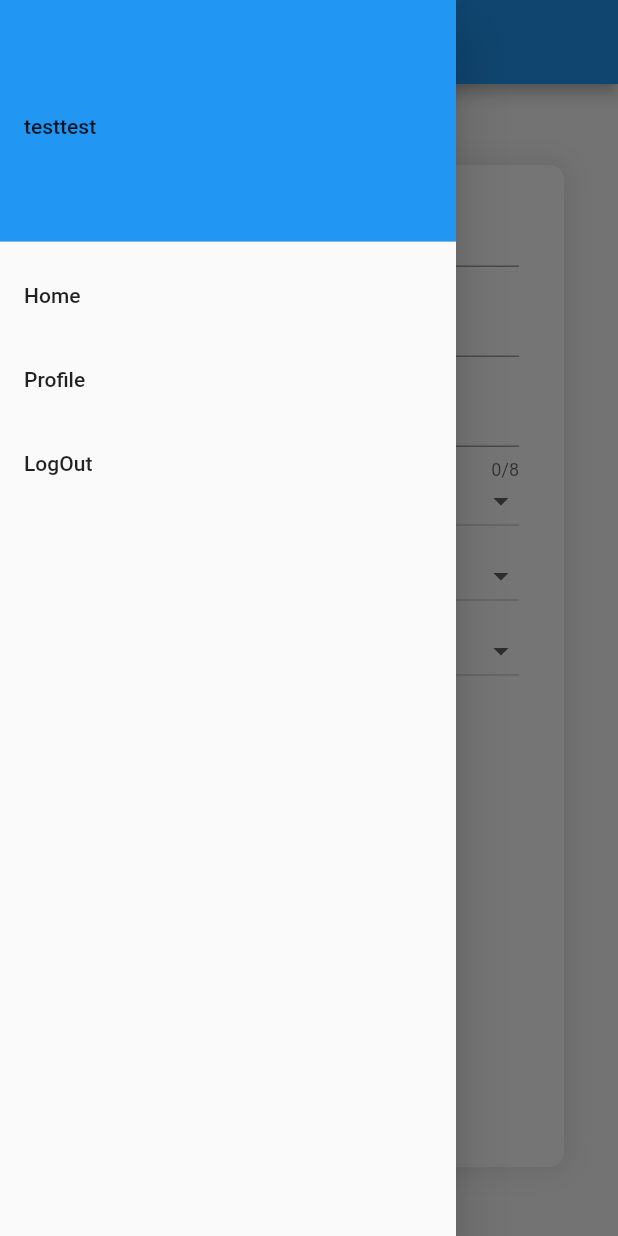
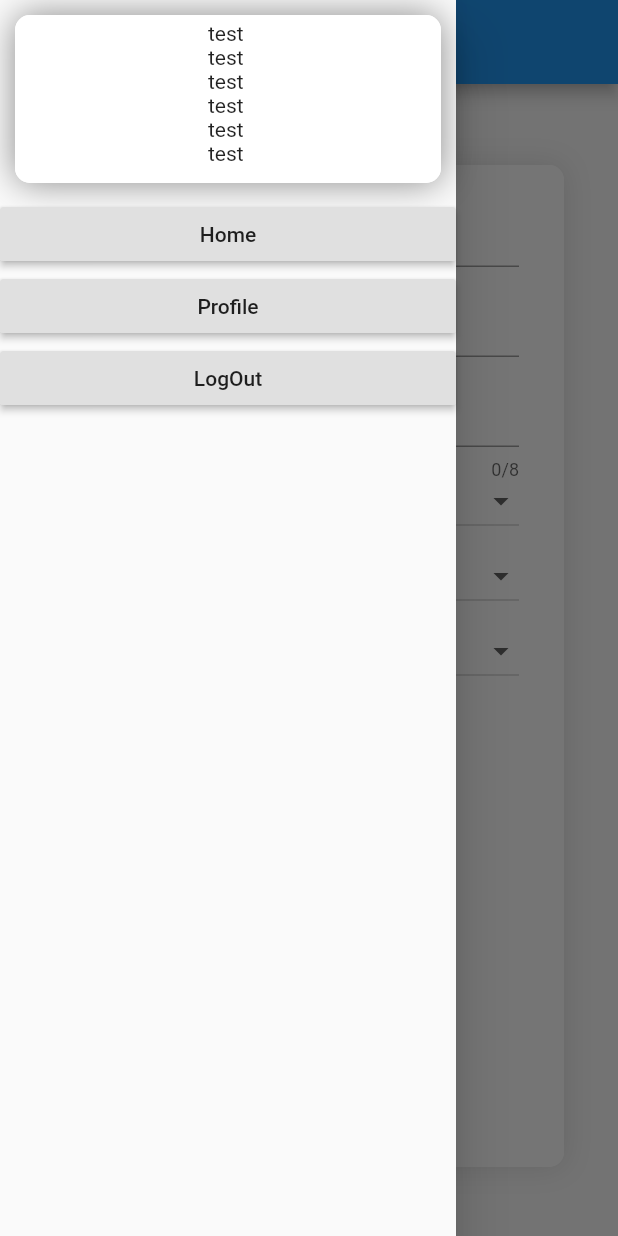
Before and after one commit to kheehing/sos_nyp_fypj_flutter, a Flutter app: the UpdateProfilePage screen opened by its route, with the side drawer open, on a phone screen of 412 x 824 dp. Run offline on Flutter 3.47's test engine with Material 2 defaults, Android fonts, the phone set to English and light mode, and no system bars; our stand-ins replace cloud_firestore, firebase_auth, permission_handler; accounts and stored records are empty; Roboto replaces fonts that are missing (black_label).

```diff
--- a/lib/main.dart
+++ b/lib/main.dart
@@ -11,15 +11,15 @@
 //  flutter run             run ur program
 //  or u can press ctrl + f5 when using Visual Studio code
 
+import 'package:cloud_firestore/cloud_firestore.dart';
 import 'package:firebase_auth/firebase_auth.dart';
-import 'package:sosnyp/pages/homeAdmin.dart';
 import 'package:flutter/material.dart';
 //  My Pages
-import 'pages/home.dart'; //homePage()
-import 'pages/homeAdmin.dart'; //HomeAdminPage()
-import 'pages/login.dart'; //LoginPage()
-import 'pages/updateprofile.dart'; //UpdateProfilePage()
-import 'pages/Profile.dart'; //ProfilePage()
+import 'package:sosnyp/pages/dashBoard.dart';
+import 'package:sosnyp/pages/home.dart';
+import 'package:sosnyp/pages/login.dart';
+import 'package:sosnyp/pages/updateprofile.dart';
+import 'package:sosnyp/pages/Profile.dart';
 
 void main() {
   runApp(MaterialApp(
@@ -27,6 +27,7 @@ void main() {
     initialRoute: '/',
     // Routes
     routes: <String, WidgetBuilder>{
+      '/Dashboard': (BuildContext context) => new DashBoardPage(),
       '/Home': (BuildContext context) => new HomePage(),
       '/Login': (BuildContext context) => new LoginPage(),
       '/Profile': (BuildContext context) => new ProfilePage(),
@@ -41,18 +42,14 @@ Widget _handleWindowDisplay() {
   return StreamBuilder(
     stream: FirebaseAuth.instance.onAuthStateChanged,
     builder: (BuildContext context, snapshot) {
-      if (snapshot.connectionState == ConnectionState.waiting) {
+      if (snapshot.connectionState == ConnectionState.none ||
+          snapshot.connectionState == ConnectionState.waiting) {
         return loadingScreen();
-      } else {
-        if (snapshot.hasData) {
+      } else if (snapshot.hasData) {
         currentUser = snapshot.data.uid;
-          if (currentUser == 'Sa7pRwTTNWgFks2ETFHIWJ84AIA2') {
-            return HomeAdminPage();
-          } else
         return HomePage();
       } else {
         return LoginPage();
-        }
       }
     },
   );
@@ -74,58 +71,141 @@ final myLeading = Builder(
 //  Drawer
 class MyDrawer extends StatelessWidget {
 // final GlobalKey<MyDrawer> _drawerKey = GlobalKey();
+
   @override
   Widget build(BuildContext context) {
+    ListTile _drawerTile(String route, String userType) {
+      var listtile;
+      if (userType == 'admin') {
+        if (currentUser == 'Sa7pRwTTNWgFks2ETFHIWJ84AIA2') {
+          listtile = ListTile(
+              title: Text(route),
+              onTap: () {
+                Navigator.of(context).popAndPushNamed('/' + route);
+              });
+        }
+      } else if (userType == 'all') {
+        listtile = ListTile(
+            title: Text(route),
+            onTap: () {
+              Navigator.of(context).popAndPushNamed('/' + route);
+            });
+      }
+      return listtile;
+    }
+
+    // @override
+    // Widget build(BuildContext context) {
+    //   return StreamBuilder<QuerySnapshot>(
+    //     stream: Firestore.instance.collection('profile').snapshots(),
+    //     builder: (BuildContext context, AsyncSnapshot<QuerySnapshot> snapshot) {
+
+    //     },
+    //   );
+    // }
+
     return Drawer(
-      child: ListView(children: <Widget>[
-        DrawerHeader(
-          child: Row(
+        child: Scrollbar(
+      child: ListView(
         children: <Widget>[
+          Stack(
+            children: <Widget>[
+              Container(
+                  margin: EdgeInsets.symmetric(horizontal: 10, vertical: 10),
+                  padding: EdgeInsets.fromLTRB(10, 10, 10, 100),
+                  decoration: BoxDecoration(
+                      border: Border.all(color: Colors.white),
+                      borderRadius: BorderRadius.circular(10),
+                      boxShadow: [
+                        BoxShadow(
+                          color: Colors.black45,
+                          blurRadius: 20,
+                        )
+                      ]),
+                  foregroundDecoration: BoxDecoration(
+                    borderRadius: BorderRadius.circular(10),
+                    color: Colors.white,
+                  )),
+              Container(
+                margin: EdgeInsets.symmetric(horizontal: 10, vertical: 10),
+                padding: EdgeInsets.fromLTRB(7, 4, 10, 10),
+                child: Column(
+                  children: <Widget>[
+                    Container(),
+                    Text(
+                      'test',
+                    ),
+                    Text('test'),
+                    Text('test'),
+                    Text('test'),
                     Text('test'),
                     Text('test'),
                   ],
                 ),
-          decoration: BoxDecoration(
-            color: Colors.blue,
               ),
+            ],
           ),
-        ListTile(
-            title: Text('Home'),
-            onTap: () {
+          RaisedButton(
+              child: Text('Home'),
+              onPressed: () {
                 Navigator.of(context).popAndPushNamed('/Home');
               }),
-        ListTile(
-            title: Text('Profile'),
-            onTap: () {
+          RaisedButton(
+              child: Text('Profile'),
+              onPressed: () {
                 Navigator.of(context).popAndPushNamed('/Profile');
               }),
-        ListTile(
-            title: Text('LogOut'),
-            onTap: () {
+          RaisedButton(
+              child: Text('LogOut'),
+              onPressed: () {
                 FirebaseAuth.instance.signOut().then((value) {
                   Navigator.of(context).popUntil((route) => route.isFirst);
                 });
-            }),
-      ]),
+              })
+        ],
+      ),
+    )
+
+        // ListView(children: <Widget>[
+        //   DrawerHeader(
+        //     child: Row(
+        //       children: <Widget>[
+        //         Text(currentUser),
+        //       ],
+        //     ),
+        //     decoration: BoxDecoration(
+        //       color: Colors.blue,
+        //       gradient: LinearGradient(
+        //         begin: Alignment.topRight,
+        //         end: Alignment.bottomLeft,
+        //         stops: [0, 0.25, 0.5, 0.75, 1],
+        //         colors: [
+        //           Colors.blue[900],
+        //           Colors.blue[800],
+        //           Colors.blue[700],
+        //           Colors.blue[600],
+        //           Colors.blue[500],
+        //         ],
+        //       ),
+        //     ),
+        //   ),
+        //   // animated container
+        //   // silverlist / gird ?
+        //   _silverList(),
+        //   _drawerTile('Dashboard', 'admin'),
+        //   _drawerTile('Home', 'all'),
+        //   _drawerTile('Profile', 'all'),
+        //   ListTile(
+        //       title: Text('LogOut'),
+        //       onTap: () {
+        //         FirebaseAuth.instance.signOut().then((value) {
+        //           Navigator.of(context).popUntil((route) => route.isFirst);
+        //         });
+        //       }),
+        // ]),
         );
   }
 }
-
-// _adminListTiles() {
-//   if (currentUser == 'Sa7pRwTTNWgFks2ETFHIWJ84AIA2') {
-// return new ListTile(
-//     title: Text('Home'),
-//     onTap: () {
-//       Navigator.of(_drawerKey).popAndPushNamed('/Home');
-//     });
-// }
-//   } else {
-//     ListTile(
-//         title: Text('Home'),
-//         onTap: () {
-//           Navigator.of(context).popAndPushNamed('/Home');
-//         });
-//   }
 
 Widget loadingScreen() {
   return new Scaffold(
--- a/lib/pages/updateprofile.dart
+++ b/lib/pages/updateprofile.dart
@@ -31,7 +31,6 @@ class _UpdateProfilePageState extends State<UpdateProfilePage> {
     var _documents =
         Firestore.instance.collection('profile').document(currentUser).get();
     _documents.then((db) {
-      print(db);
       final _name = db.data['name'];
       _controllerName.text = _name;
       final _admin = db.data['admin'];
```
Also changed, not shown: lib/pages/dashBoard.dart (added, +36 -0 lines), lib/pages/homeAdmin.dart (deleted, +0 -90 lines). Lines whose indentation alone changed are shown as unchanged.
